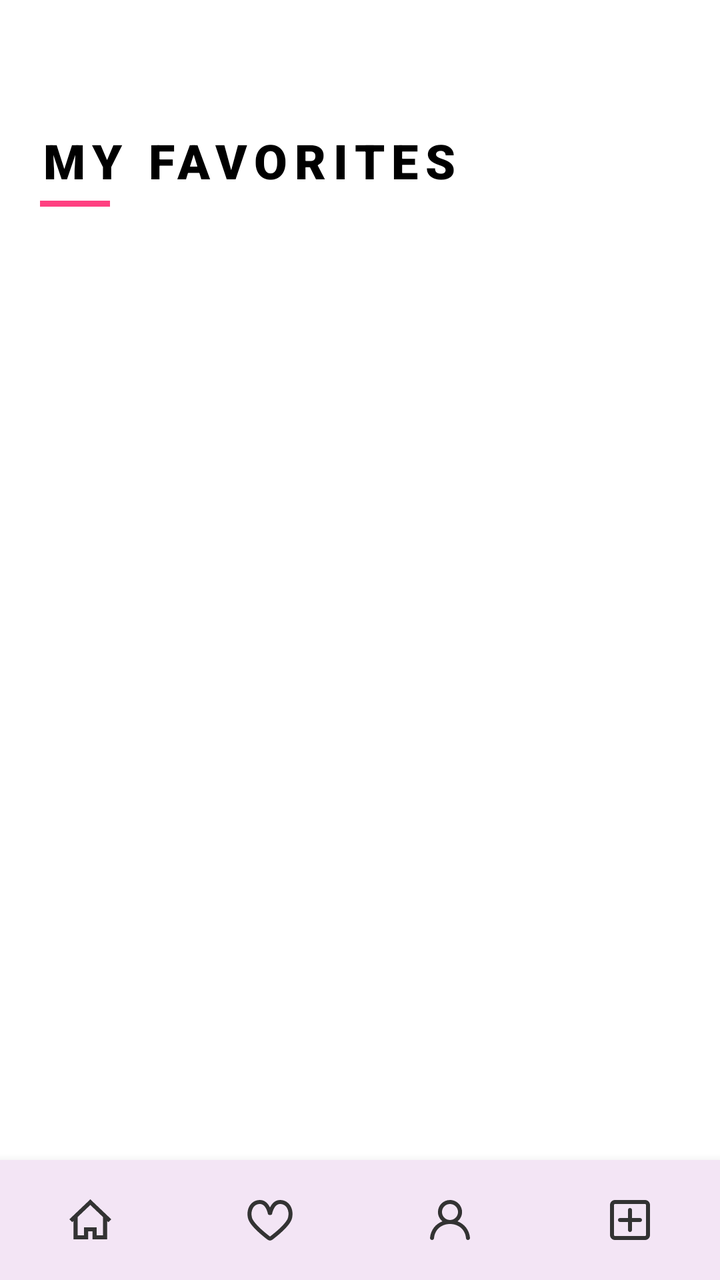
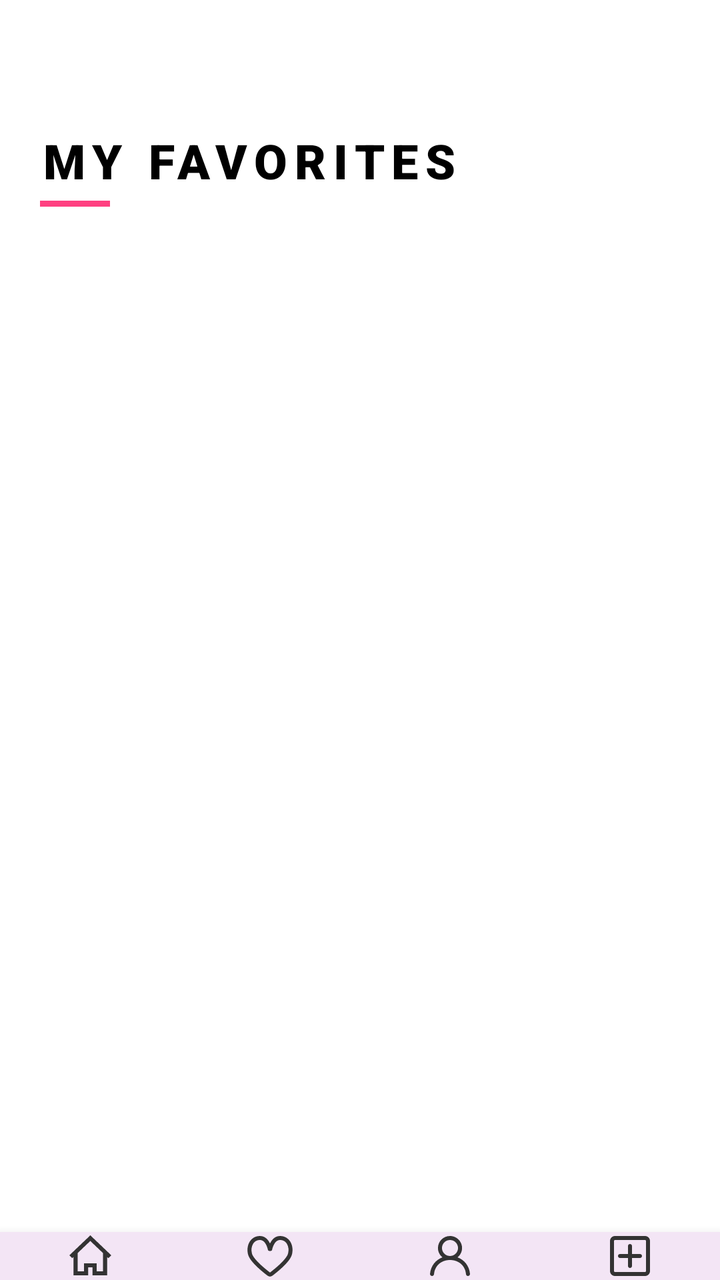

Two renders of the same Android screen: before a commit and after it. Below are the layout's source before the change and the commit's diff.
<!-- AndroidManifest.xml: application theme Theme.MyApplication -->
<!-- res/layout/activity_favorites.xml -->
<?xml version="1.0" encoding="utf-8"?>
<androidx.constraintlayout.widget.ConstraintLayout xmlns:android="http://schemas.android.com/apk/res/android"
    xmlns:app="http://schemas.android.com/apk/res-auto"
    xmlns:tools="http://schemas.android.com/tools"
    android:layout_width="match_parent"
    android:layout_height="match_parent"
    android:background="#FFFFFF">

    <include
        android:id="@+id/bottom_nav_container"
        layout="@layout/layout_bottom_nav"
        android:layout_width="match_parent"
        android:layout_height="60dp"
        app:layout_constraintBottom_toBottomOf="parent"
        app:layout_constraintStart_toStartOf="parent"
        app:layout_constraintEnd_toEndOf="parent" />

    <LinearLayout
        android:id="@+id/fav_header_container"
        android:layout_width="wrap_content"
        android:layout_height="wrap_content"
        android:orientation="vertical"
        android:layout_marginTop="64dp"
        android:layout_marginStart="20dp"
        app:layout_constraintTop_toTopOf="parent"
        app:layout_constraintStart_toStartOf="parent">

        <TextView
            android:id="@+id/fav_TV_title"
            android:layout_width="wrap_content"
            android:layout_height="wrap_content"
            android:text="MY FAVORITES"
            android:textColor="#000000"
            android:textSize="24sp"
            android:fontFamily="sans-serif-black"
            android:letterSpacing="0.15"
            android:textAllCaps="true" />

        <View
            android:layout_width="35dp"
            android:layout_height="3dp"
            android:layout_marginTop="4dp"
            android:background="#FF4081" /> </LinearLayout>

    <androidx.recyclerview.widget.RecyclerView
        android:id="@+id/fav_RV_list"
        android:layout_width="match_parent"
        android:layout_height="0dp"
        android:layout_marginTop="16dp"
        android:layout_marginHorizontal="8dp"
        android:clipToPadding="false"
        android:scrollbars="vertical"
        app:layout_constraintTop_toBottomOf="@id/fav_header_container"
        app:layout_constraintBottom_toTopOf="@id/bottom_nav_container"
        app:layout_constraintStart_toStartOf="parent"
        app:layout_constraintEnd_toEndOf="parent"
        tools:listitem="@layout/item_outfit" />

</androidx.constraintlayout.widget.ConstraintLayout>
<!-- res/layout/layout_bottom_nav.xml (included above) -->
<?xml version="1.0" encoding="utf-8"?>
<LinearLayout xmlns:android="http://schemas.android.com/apk/res/android"
    xmlns:app="http://schemas.android.com/apk/res-auto"
    android:id="@+id/bottom_navigation"
    android:layout_width="match_parent"
    android:layout_height="60dp"
    android:background="@color/back_ground"
    android:elevation="8dp"
    android:orientation="horizontal"
    android:weightSum="4">

    <ImageButton
        android:id="@+id/btn_home"
        android:layout_width="0dp"
        android:layout_height="match_parent"
        android:layout_weight="1"
        android:background="?attr/selectableItemBackgroundBorderless"
        android:src="@drawable/ic_home"
        app:tint="#333333" />

    <ImageButton
        android:id="@+id/btn_favorites"
        android:layout_width="0dp"
        android:layout_height="match_parent"
        android:layout_weight="1"
        android:background="?attr/selectableItemBackgroundBorderless"
        android:src="@drawable/ic_heart_tool_bar"
        app:tint="#333333" />

    <ImageButton
        android:id="@+id/btn_profile"
        android:layout_width="0dp"
        android:layout_height="match_parent"
        android:layout_weight="1"
        android:background="?attr/selectableItemBackgroundBorderless"
        android:src="@drawable/ic_person"
        app:tint="#333333" />

    <ImageButton
        android:id="@+id/btn_add_outfit"
        android:layout_width="0dp"
        android:layout_height="match_parent"
        android:layout_weight="1"
        android:background="?attr/selectableItemBackgroundBorderless"
        android:src="@drawable/ic_plus"
        app:tint="#333333" />

</LinearLayout>
<!-- res/layout/item_outfit.xml (included above) -->
<?xml version="1.0" encoding="utf-8"?>
<com.google.android.material.card.MaterialCardView
    xmlns:android="http://schemas.android.com/apk/res/android"
    xmlns:app="http://schemas.android.com/apk/res-auto"
    android:layout_width="match_parent"
    android:layout_height="wrap_content"
    android:layout_margin="4dp"
    app:cardCornerRadius="12dp"
    app:cardElevation="3dp">

    <androidx.constraintlayout.widget.ConstraintLayout
        android:layout_width="match_parent"
        android:layout_height="wrap_content">

        <ImageView
            android:id="@+id/outfitImage"
            android:layout_width="0dp"
            android:layout_height="0dp"
            android:scaleType="centerCrop"
            android:src="@drawable/placeholder_outfit"
            app:layout_constraintDimensionRatio="1:1"
            app:layout_constraintTop_toTopOf="parent"
            app:layout_constraintStart_toStartOf="parent"
            app:layout_constraintEnd_toEndOf="parent" />

        <ImageButton
            android:id="@+id/likeButton"
            android:layout_width="28dp"
            android:layout_height="28dp"
            android:layout_margin="8dp"
            android:background="@drawable/white_circle_bg"
            android:src="@drawable/ic_heart_empty"
            app:tint="#FF4081"
            android:padding="6dp"
            android:scaleType="fitCenter"
            android:contentDescription="Like"
            app:layout_constraintTop_toTopOf="parent"
            app:layout_constraintEnd_toEndOf="parent" />

    </androidx.constraintlayout.widget.ConstraintLayout>
</com.google.android.material.card.MaterialCardView>
<!-- resources referenced by this layout -->
<resources>
  <color name="back_ground">#F3E5F5</color>
  <!-- drawable ic_heart_empty (drawable) -->
  <?xml version="1.0" encoding="utf-8"?>
  <vector xmlns:android="http://schemas.android.com/apk/res/android"
      android:width="128dp"
      android:height="128dp"
      android:viewportWidth="128"
      android:viewportHeight="128">
  
      <path
          android:fillColor="#F44336"
          android:pathData="M92,8c15.324,0,27.813,12.375,27.996,27.656c-0.055,0.422-0.098,0.844-0.109,1.281l-0.051,3.172 c-2.652,24.742-37.203,60.523-55.84,77.273c-18.5-16.617-52.695-52-55.773-76.742l-0.109-3.703C8.102,36.523,8.063,36.109,8,35.656 C8.188,20.375,20.676,8,36,8c8.422,0,16.352,3.875,21.754,10.625L64,26.43l6.246-7.805C75.648,11.875,83.578,8,92,8 M92,0 C80.621,0,70.598,5.383,64,13.625C57.402,5.383,47.379,0,36,0C16.117,0,0,16.117,0,36c0,0.398,0.105,0.773,0.117,1.172H0 C0,74.078,64,128,64,128s64-53.922,64-90.828h-0.117C127.895,36.773,128,36.398,128,36C128,16.117,111.883,0,92,0L92,0z" />
  </vector>
  <!-- drawable ic_home (drawable) -->
  <?xml version="1.0" encoding="utf-8"?>
  <vector xmlns:android="http://schemas.android.com/apk/res/android"
      android:width="21dp"
      android:height="21dp"
      android:viewportWidth="21"
      android:viewportHeight="21">
  
      <group
              android:translateX="-419.000000"
              android:translateY="-720.000000">
          <group
                  android:translateX="56.000000"
                  android:translateY="160.000000">
              <path
                  android:fillColor="#000000"
                  android:fillType="evenOdd"
                  android:strokeWidth="1"
                  android:pathData="M379.79996,578 L376.649968,578 L376.649968,574 L370.349983,574 L370.349983,578 L367.19999,578 L367.19999,568.813 L373.489475,562.823 L379.79996,568.832 L379.79996,578 Z M381.899955,568.004 L381.899955,568 L381.899955,568 L373.502075,560 L363,569.992 L364.481546,571.406 L365.099995,570.813 L365.099995,580 L372.449978,580 L372.449978,576 L374.549973,576 L374.549973,580 L381.899955,580 L381.899955,579.997 L381.899955,570.832 L382.514204,571.416 L384.001,570.002 L381.899955,568.004 Z" />
          </group>
      </group>
  </vector>
  <!-- drawable ic_plus (drawable) -->
  <?xml version="1.0" encoding="utf-8"?>
  <vector xmlns:android="http://schemas.android.com/apk/res/android"
      android:width="24dp"
      android:height="24dp"
      android:viewportWidth="24"
      android:viewportHeight="24">
  
      <path
          android:fillColor="#000000"
          android:pathData="M12 6C12.5523 6 13 6.44772 13 7V11H17C17.5523 11 18 11.4477 18 12C18 12.5523 17.5523 13 17 13H13V17C13 17.5523 12.5523 18 12 18C11.4477 18 11 17.5523 11 17V13H7C6.44772 13 6 12.5523 6 12C6 11.4477 6.44772 11 7 11H11V7C11 6.44772 11.4477 6 12 6Z" />
      <path
          android:fillColor="#000000"
          android:fillType="evenOdd"
          android:pathData="M2 4.5C2 3.11929 3.11929 2 4.5 2H19.5C20.8807 2 22 3.11929 22 4.5V19.5C22 20.8807 20.8807 22 19.5 22H4.5C3.11929 22 2 20.8807 2 19.5V4.5ZM4.5 4C4.22386 4 4 4.22386 4 4.5V19.5C4 19.7761 4.22386 20 4.5 20H19.5C19.7761 20 20 19.7761 20 19.5V4.5C20 4.22386 19.7761 4 19.5 4H4.5Z" />
  </vector>
  <!-- drawable placeholder_outfit (drawable) -->
  <?xml version="1.0" encoding="utf-8"?>
  <shape xmlns:android="http://schemas.android.com/apk/res/android"
      android:shape="rectangle">
  
      <solid android:color="#F3E5F5" />
  
      <corners android:radius="16dp" />
  
  </shape>
  <!-- drawable white_circle_bg (drawable) -->
  <?xml version="1.0" encoding="utf-8"?>
  <shape xmlns:android="http://schemas.android.com/apk/res/android"
      android:shape="oval">
      <solid android:color="#FFFFFF" />
      <size android:width="36dp" android:height="36dp" />
  </shape>
  <style name="Theme.MyApplication" parent="Base.Theme.MyApplication" />
  <style name="Base.Theme.MyApplication" parent="Theme.Material3.DayNight.NoActionBar">
      </style>
  <!-- unchanged entries left out for length: 2 -->
</resources>

<!-- the commit's change to res/layout/activity_favorites.xml (unified diff, before → after) -->
@@ -10,7 +10,7 @@
         android:id="@+id/bottom_nav_container"
         layout="@layout/layout_bottom_nav"
         android:layout_width="match_parent"
-        android:layout_height="60dp"
+        android:layout_height="wrap_content"
         app:layout_constraintBottom_toBottomOf="parent"
         app:layout_constraintStart_toStartOf="parent"
         app:layout_constraintEnd_toEndOf="parent" />
